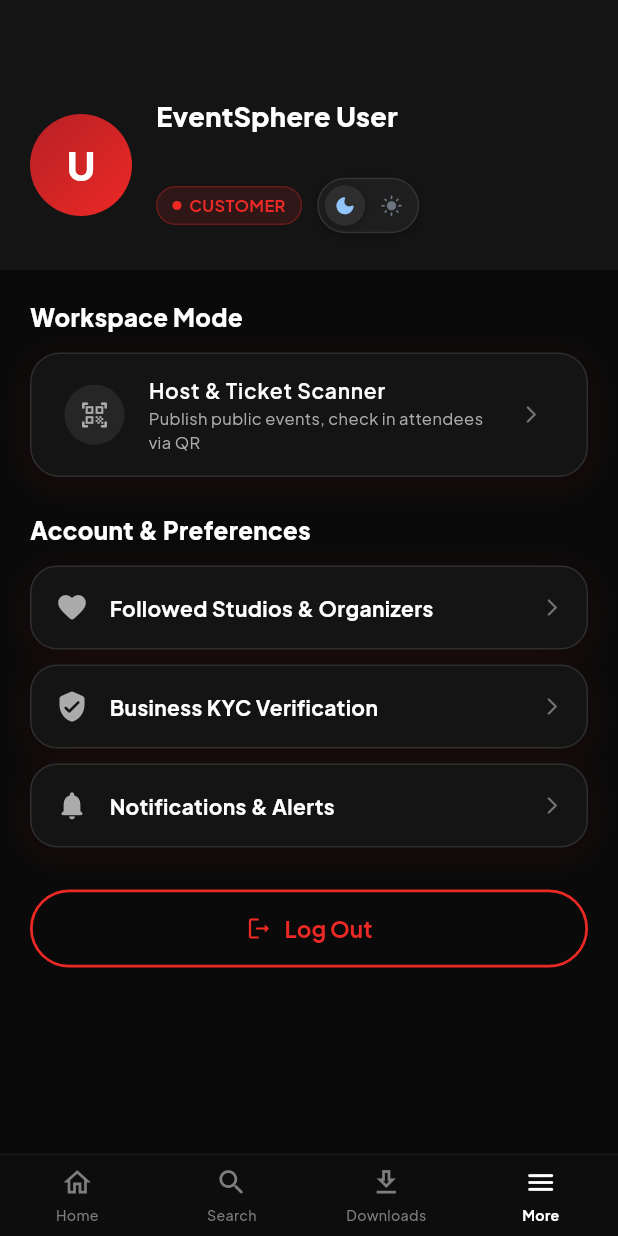
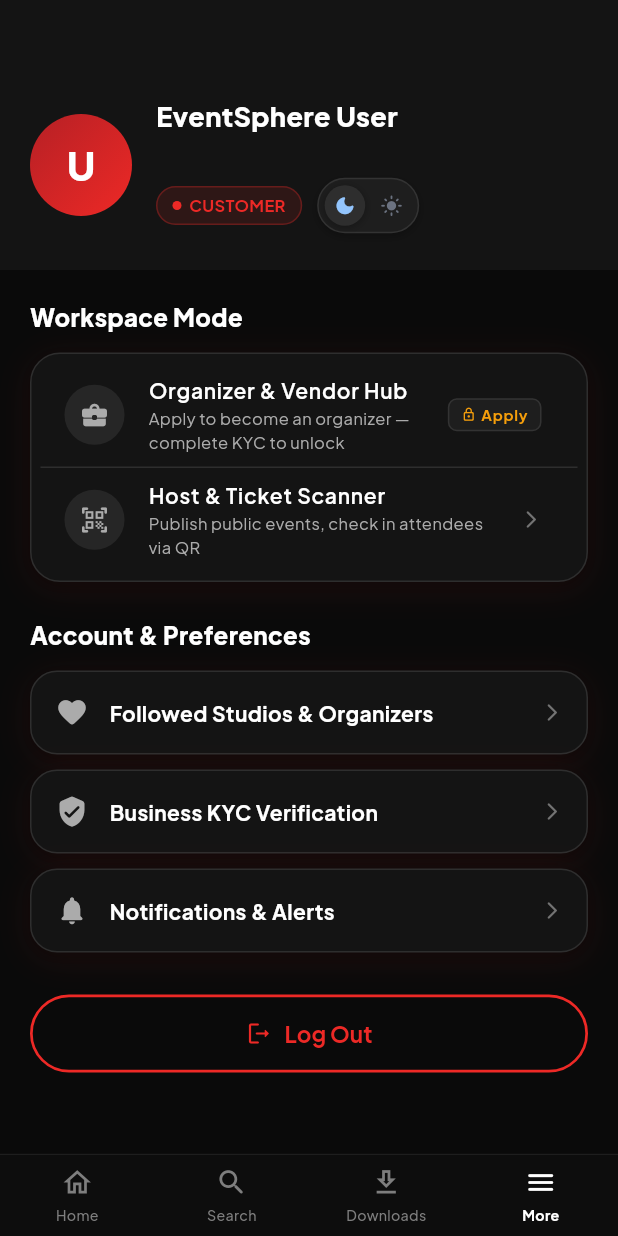
Before and after one commit to revanth-2005/ems-user-app, a Flutter app: the CustomerProfileScreen screen opened by its route, on a phone screen of 412 x 824 dp. Run offline on Flutter 3.47's test engine with Material 3 defaults, Android fonts, the phone set to English and light mode, and no system bars; our stand-ins replace cached_network_image, connectivity_plus, dio, firebase_core, firebase_messaging, flutter_cache_manager and 14 more; missing offline and left inert: flutter_web_auth_2, mobile_scanner, razorpay_flutter; accounts and stored records are empty; network calls fail.

Commit message:
feat: add lock state and conditional routing to organizer portal switch tile

```diff
--- a/lib/features/profile/presentation/views/customer_profile_screen.dart
+++ b/lib/features/profile/presentation/views/customer_profile_screen.dart
@@ -137,35 +137,28 @@ class CustomerProfileScreen extends HookConsumerWidget {
                     ),
                     child: Column(
                       children: [
-                        // _PortalSwitchTile(
-                        //   title: 'Customer Experience',
-                        //   subtitle: 'Book events, packages, and manage passes',
-                        //   icon: Icons.person_rounded,
-                        //   isSelected:
-                        //       activePortal == ActivePortal.CUSTOMER,
-                        //   onTap: () {
-                        //     ref
-                        //         .read(authStateProvider.notifier)
-                        //         .switchPortal(ActivePortal.CUSTOMER);
-                        //     context.go(AppRoutes.home);
-                        //   },
-                        // ),
-                        // Divider(height: 1, color: AppColors.getBorder(context)),
-                        // _PortalSwitchTile(
-                        //   title: 'Organizer & Vendor Hub',
-                        //   subtitle:
-                        //       'Manage inquiries, catalog, calendar & payouts',
-                        //   icon: Icons.business_center_rounded,
-                        //   isSelected:
-                        //       activePortal == ActivePortal.ORGANIZER,
-                        //   onTap: () {
-                        //     ref
-                        //         .read(authStateProvider.notifier)
-                        //         .switchPortal(ActivePortal.ORGANIZER);
-                        //     context.go(AppRoutes.organizerDashboard);
-                        //   },
-                        // ),
-                        // Divider(height: 1, color: AppColors.getBorder(context)),
+                        // ── Organizer & Vendor Hub ─────────────────────────
+                        _PortalSwitchTile(
+                          title: 'Organizer & Vendor Hub',
+                          subtitle: user?.isOrganizer == true
+                              ? 'Manage catalog, bookings, calendar & payouts'
+                              : 'Apply to become an organizer — complete KYC to unlock',
+                          icon: Icons.business_center_rounded,
+                          isSelected: activePortal == ActivePortal.ORGANIZER,
+                          isLocked: user?.isOrganizer != true,
+                          onTap: () {
+                            if (user?.isOrganizer == true) {
+                              ref
+                                  .read(authStateProvider.notifier)
+                                  .switchPortal(ActivePortal.ORGANIZER);
+                              context.go(AppRoutes.organizerDashboard);
+                            } else {
+                              context.push(AppRoutes.kycRegistration);
+                            }
+                          },
+                        ),
+                        Divider(height: 1, color: AppColors.getBorder(context)),
+                        // ── Host & Ticket Scanner ──────────────────────────
                         _PortalSwitchTile(
                           title: 'Host & Ticket Scanner',
                           subtitle:
@@ -363,6 +356,7 @@ class _PortalSwitchTile extends StatelessWidget {
   final String subtitle;
   final IconData icon;
   final bool isSelected;
+  final bool isLocked;
   final VoidCallback onTap;
 
   const _PortalSwitchTile({
@@ -371,6 +365,7 @@ class _PortalSwitchTile extends StatelessWidget {
     required this.icon,
     required this.isSelected,
     required this.onTap,
+    this.isLocked = false,
   });
 
   @override
@@ -435,8 +430,45 @@ class _PortalSwitchTile extends StatelessWidget {
                 ),
               ),
             )
-          : Icon(Icons.arrow_forward_ios_rounded,
-              size: 14, color: AppColors.getTextMuted(context)),
+          : isLocked
+              ? Container(
+                  padding:
+                      const EdgeInsets.symmetric(horizontal: 8, vertical: 3),
+                  decoration: BoxDecoration(
+                    color: isDark
+                        ? const Color(0xFF1E1E1E)
+                        : const Color(0xFFFEF3C7),
+                    borderRadius: BorderRadius.circular(6),
+                    border: Border.all(
+                      color: isDark
+                          ? const Color(0xFF333333)
+                          : const Color(0xFFFCD34D),
+                    ),
+                  ),
+                  child: Row(
+                    mainAxisSize: MainAxisSize.min,
+                    children: [
+                      Icon(Icons.lock_outline_rounded,
+                          size: 10,
+                          color: isDark
+                              ? const Color(0xFFF59E0B)
+                              : const Color(0xFFD97706)),
+                      const SizedBox(width: 3),
+                      Text(
+                        'Apply',
+                        style: GoogleFonts.plusJakartaSans(
+                          fontSize: 10,
+                          fontWeight: FontWeight.w700,
+                          color: isDark
+                              ? const Color(0xFFF59E0B)
+                              : const Color(0xFFD97706),
+                        ),
+                      ),
+                    ],
+                  ),
+                )
+              : Icon(Icons.arrow_forward_ios_rounded,
+                  size: 14, color: AppColors.getTextMuted(context)),
     );
   }
 }
```
